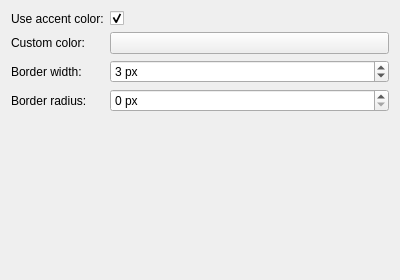
Old version of the form keepaboveoutline_config.ui in the repository Powermayer/keep-above-outline.
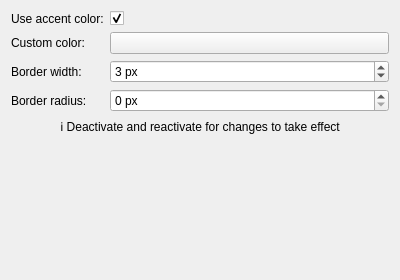
New version of the form. Custom widgets are drawn as their Qt base class.

Commit message: Added information text to the config popup.

What changed in the file:
```diff
--- a/keepaboveoutline_config.ui
+++ b/keepaboveoutline_config.ui
@@ -94,6 +94,20 @@
     </widget>
    </item>
 
+   <item row="4" column="0" colspan="2">
+    <widget class="QLabel" name="label_info">
+     <property name="text">
+      <string>ℹ️ Deactivate and reactivate for changes to take effect</string>
+     </property>
+     <property name="alignment">
+      <set>Qt::AlignCenter</set>
+     </property>
+     <property name="wordWrap">
+      <bool>true</bool>
+     </property>
+    </widget>
+   </item>
+
   </layout>
  </widget>
  <customwidgets>
```
The commit also changes 3 other files.
